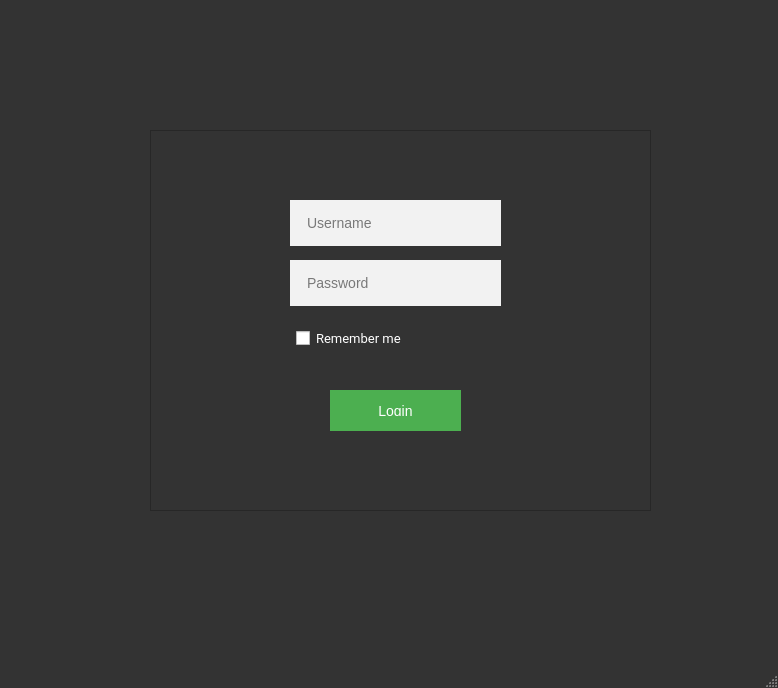
This is src/loginUI.ui in albertobenincasa/sync_polito_material as Qt 5 draws it before an edit. The edited form follows.
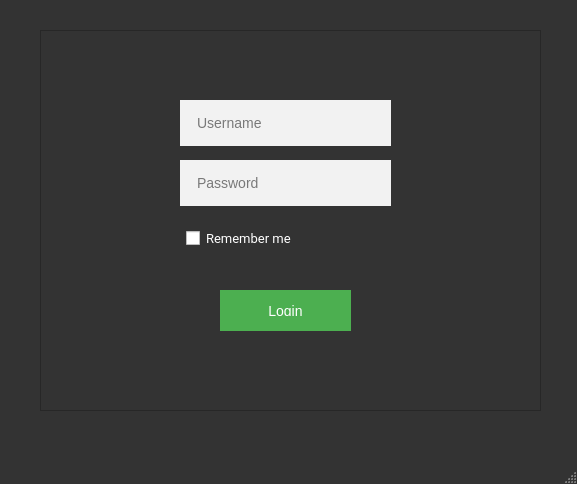
This is the edited form.

Commit message: login is cute

```diff
--- a/src/loginUI.ui
+++ b/src/loginUI.ui
@@ -6,8 +6,8 @@
    <rect>
     <x>0</x>
     <y>0</y>
-    <width>778</width>
-    <height>688</height>
+    <width>577</width>
+    <height>484</height>
    </rect>
   </property>
   <property name="windowTitle">
@@ -77,8 +77,8 @@
    <widget class="QFrame" name="frame">
     <property name="geometry">
      <rect>
-      <x>150</x>
-      <y>130</y>
+      <x>40</x>
+      <y>30</y>
       <width>501</width>
       <height>381</height>
      </rect>
```
Left out of the diff: 2 changed lines with no effect on the pictures. The commit also changes 2 other files.
